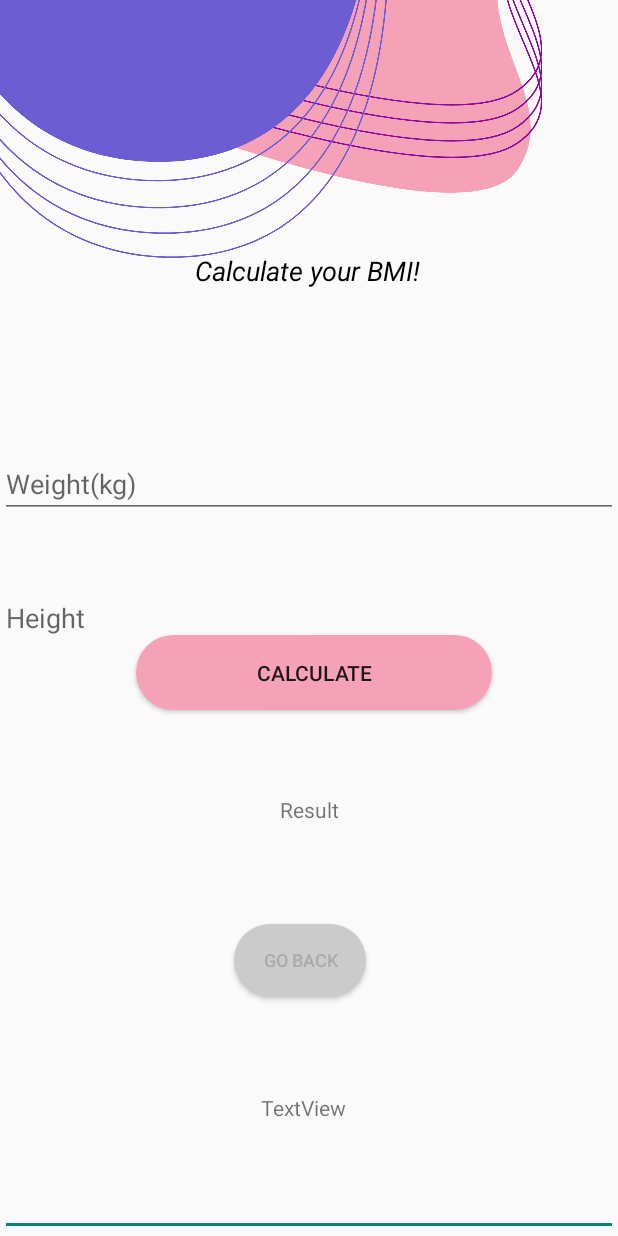
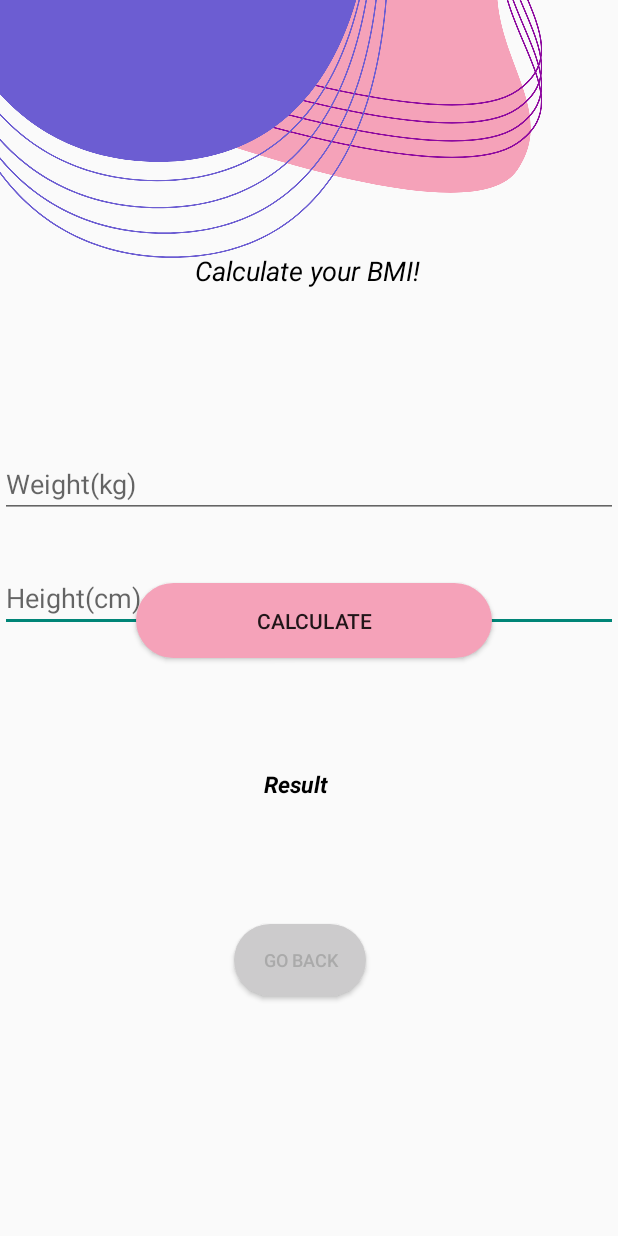
Before and after one commit to natalia0sperczynska/CareMate, an Android app: the BMIActivity screen opened directly, with no data from a screen before it, on a phone screen of 412 x 824 dp. Run offline under Robolectric (Android 15) with nearby library versions, the phone set to English and light mode, and no system bars; our stand-ins replace Firebase (no records; nobody signed in at launch, a user with empty details on screens opened directly).

Commit message:
packages cleanup

```diff
--- a/app/src/main/java/com/example/myfirstapp/BMIActivity.kt
+++ b/app/src/main/java/com/example/myfirstapp/bmi/BMIActivity.kt
@@ -1,4 +1,4 @@
-package com.example.myfirstapp
+package com.example.myfirstapp.bmi
 
 import android.content.Intent
 import android.os.Bundle
@@ -9,7 +9,9 @@ import androidx.activity.enableEdgeToEdge
 import androidx.appcompat.app.AppCompatActivity
 import androidx.core.view.ViewCompat
 import androidx.core.view.WindowInsetsCompat
+import com.example.myfirstapp.R
 import com.example.myfirstapp.firebase.FireStore
+import com.example.myfirstapp.mainViews.MainUser
 import com.google.firebase.auth.FirebaseAuth
 
 class BMIActivity : AppCompatActivity() {
@@ -20,7 +22,6 @@ class BMIActivity : AppCompatActivity() {
     private lateinit var goBack: Button
 
     private val auth = FirebaseAuth.getInstance()
-    private val firestoreClass = FireStore()
     val email = FirebaseAuth.getInstance().currentUser?.email.orEmpty()
 
     override fun onCreate(savedInstanceState: Bundle?) {
@@ -33,7 +34,6 @@ class BMIActivity : AppCompatActivity() {
             insets
         }
         val userId=auth.currentUser?.uid
-        val text: TextView = findViewById(R.id.currentUser)
         inputHeight = findViewById(R.id.height)
         inputWeight = findViewById(R.id.weight)
         result = findViewById(R.id.result)
@@ -61,7 +61,7 @@ class BMIActivity : AppCompatActivity() {
             result.text= "Height and weight must be positive numbers"
             return
         }
-        val bmi = weight/(height * height)
+        val bmi = weight/(height/100 * height/100)
         val message = displayMessage(bmi)
         result.text = String.format("Your BMI: %.2f $message", bmi)
     }
--- a/app/src/main/java/com/example/myfirstapp/DoctorAdapter.kt
+++ b/app/src/main/java/com/example/myfirstapp/doctorsView/DoctorAdapter.kt
@@ -1,4 +1,4 @@
-package com.example.myfirstapp
+package com.example.myfirstapp.doctorsView
 
 import android.view.LayoutInflater
 import android.view.View
@@ -7,6 +7,8 @@ import android.widget.ImageView
 import android.widget.TextView
 import androidx.recyclerview.widget.RecyclerView
 import com.bumptech.glide.Glide
+import com.example.myfirstapp.R
+import com.example.myfirstapp.firebase.Doctor
 
 class DoctorAdapter(private val doctors: List<Doctor>) :
     RecyclerView.Adapter<DoctorAdapter.DoctorViewHolder>() {
--- a/app/src/main/java/com/example/myfirstapp/DoctorsRecyclerView.kt
+++ b/app/src/main/java/com/example/myfirstapp/doctorsView/DoctorsRecyclerView.kt
@@ -1,4 +1,4 @@
-package com.example.myfirstapp
+package com.example.myfirstapp.doctorsView
 
 import android.content.Intent
 import android.os.Bundle
@@ -7,6 +7,9 @@ import android.widget.Button
 import androidx.appcompat.app.AppCompatActivity
 import androidx.recyclerview.widget.LinearLayoutManager
 import androidx.recyclerview.widget.RecyclerView
+import com.example.myfirstapp.mainViews.MainUser
+import com.example.myfirstapp.R
+import com.example.myfirstapp.firebase.Doctor
 import com.google.firebase.firestore.ktx.firestore
 import com.google.firebase.ktx.Firebase
 
--- a/app/src/main/java/com/example/myfirstapp/Doctor.kt
+++ b/app/src/main/java/com/example/myfirstapp/firebase/Doctor.kt
@@ -1,4 +1,4 @@
-package com.example.myfirstapp
+package com.example.myfirstapp.firebase
 data class Doctor(
     val id: String = "",
     val name: String = "",
--- a/app/src/main/java/com/example/myfirstapp/BaseActivity.kt
+++ b/app/src/main/java/com/example/myfirstapp/mainViews/BaseActivity.kt
@@ -1,7 +1,8 @@
-package com.example.myfirstapp
+package com.example.myfirstapp.mainViews
 
 import androidx.appcompat.app.AppCompatActivity
 import androidx.core.content.ContextCompat
+import com.example.myfirstapp.R
 import com.google.android.material.snackbar.Snackbar
 
 open class BaseActivity : AppCompatActivity() {
--- a/app/src/main/java/com/example/myfirstapp/MainActivity.kt
+++ b/app/src/main/java/com/example/myfirstapp/mainViews/MainActivity.kt
@@ -1,4 +1,4 @@
-package com.example.myfirstapp
+package com.example.myfirstapp.mainViews
 
 import android.content.Intent
 import android.os.Bundle
@@ -7,6 +7,9 @@ import androidx.activity.enableEdgeToEdge
 import androidx.appcompat.app.AppCompatActivity
 import androidx.core.view.ViewCompat
 import androidx.core.view.WindowInsetsCompat
+import com.example.myfirstapp.register.DataEntryActivity
+import com.example.myfirstapp.login.LoginActivity
+import com.example.myfirstapp.R
 
 class MainActivity : AppCompatActivity() {
     override fun onCreate(savedInstanceState: Bundle?) {
--- a/app/src/main/java/com/example/myfirstapp/DataEntryActivity.kt
+++ b/app/src/main/java/com/example/myfirstapp/register/DataEntryActivity.kt
@@ -1,4 +1,4 @@
-package com.example.myfirstapp
+package com.example.myfirstapp.register
 
 import android.app.DatePickerDialog
 import android.content.Intent
@@ -9,8 +9,11 @@ import android.widget.EditText
 import android.widget.TextView
 import android.widget.Toast
 import androidx.lifecycle.lifecycleScope
+import com.example.myfirstapp.login.LoginActivity
+import com.example.myfirstapp.R
 import com.example.myfirstapp.firebase.FireStore
 import com.example.myfirstapp.firebase.User
+import com.example.myfirstapp.mainViews.BaseActivity
 import com.google.firebase.auth.FirebaseAuth
 import com.google.firebase.auth.FirebaseUser
 import kotlinx.coroutines.launch
--- a/app/src/main/java/com/example/myfirstapp/UpdateDataActivity.kt
+++ b/app/src/main/java/com/example/myfirstapp/updateData/UpdateDataActivity.kt
@@ -1,10 +1,11 @@
-package com.example.myfirstapp
+package com.example.myfirstapp.updateData
 import android.net.Uri
 import android.os.Bundle
 import android.widget.*
 import androidx.appcompat.app.AppCompatActivity
 import androidx.lifecycle.lifecycleScope
 import com.bumptech.glide.Glide
+import com.example.myfirstapp.R
 import com.example.myfirstapp.firebase.FireStore
 import com.example.myfirstapp.firebase.User
 import com.google.firebase.auth.FirebaseAuth
--- a/app/src/main/res/layout/activity_bmiactivity.xml
+++ b/app/src/main/res/layout/activity_bmiactivity.xml
@@ -5,7 +5,7 @@
     android:id="@+id/main"
     android:layout_width="match_parent"
     android:layout_height="match_parent"
-    tools:context=".BMIActivity">
+    tools:context=".bmi.BMIActivity">
 
     <ImageView
         android:id="@+id/imageView14"
@@ -42,12 +42,15 @@
 
     <TextView
         android:id="@+id/result"
-        android:layout_width="103dp"
-        android:layout_height="45dp"
+        android:layout_width="121dp"
+        android:layout_height="80dp"
         android:layout_marginEnd="154dp"
         android:layout_marginBottom="53dp"
         android:gravity="center"
         android:text="Result"
+        android:textColor="@color/black"
+        android:textSize="15sp"
+        android:textStyle="bold|italic"
         app:layout_constraintBottom_toTopOf="@+id/goBack"
         app:layout_constraintEnd_toEndOf="parent" />
 
@@ -66,26 +69,17 @@
         app:layout_constraintStart_toStartOf="parent"
         app:layout_constraintTop_toTopOf="parent" />
 
-    <TextView
-        android:id="@+id/currentUser"
-        android:layout_width="wrap_content"
-        android:layout_height="wrap_content"
-        android:layout_marginEnd="181dp"
-        android:layout_marginBottom="76dp"
-        android:text="TextView"
-        app:layout_constraintBottom_toBottomOf="parent"
-        app:layout_constraintEnd_toEndOf="parent" />
-
     <com.google.android.material.textfield.TextInputEditText
         android:id="@+id/height"
         android:layout_width="match_parent"
-        android:layout_height="match_parent"
-        android:hint="@string/height"
+        android:layout_height="wrap_content"
+        android:layout_marginTop="164dp"
+        android:hint="@string/height_cm"
         android:inputType="number"
         app:layout_constraintEnd_toEndOf="parent"
         app:layout_constraintHorizontal_bias="0.0"
         app:layout_constraintStart_toStartOf="parent"
-        app:layout_constraintTop_toTopOf="parent" />
+        app:layout_constraintTop_toBottomOf="@+id/imageView14" />
 
     <com.google.android.material.textfield.TextInputEditText
         android:id="@+id/weight"
--- a/app/src/main/res/layout/activity_doctors.xml
+++ b/app/src/main/res/layout/activity_doctors.xml
@@ -5,7 +5,7 @@
     android:id="@+id/main"
     android:layout_width="match_parent"
     android:layout_height="match_parent"
-    tools:context=".DoctorsRecyclerView">
+    tools:context=".doctorsView.DoctorsRecyclerView">
 
     <TextView
         android:id="@+id/textView"
--- a/app/src/main/res/layout/activity_login.xml
+++ b/app/src/main/res/layout/activity_login.xml
@@ -6,7 +6,7 @@
     android:id="@+id/main"
     android:layout_width="match_parent"
     android:layout_height="match_parent"
-    tools:context=".LoginActivity">
+    tools:context=".login.LoginActivity">
 
     <!-- Logo Image -->
 
--- a/app/src/main/res/layout/activity_main.xml
+++ b/app/src/main/res/layout/activity_main.xml
@@ -5,7 +5,7 @@
     android:layout_width="match_parent"
     android:layout_height="match_parent"
     android:background="#F0EAF2"
-    tools:context=".MainActivity">
+    tools:context=".mainViews.MainActivity">
 
     <!-- Logo Image -->
 
--- a/app/src/main/res/layout/activity_main_user.xml
+++ b/app/src/main/res/layout/activity_main_user.xml
@@ -5,7 +5,7 @@
     android:layout_width="match_parent"
     android:layout_height="match_parent"
     android:background="#F0EAF2"
-    tools:context=".MainUser">
+    tools:context=".mainViews.MainUser">
 
     <!-- ScrollView to handle the vertical scrolling of the content -->
 
--- a/app/src/main/res/layout/activity_update_data.xml
+++ b/app/src/main/res/layout/activity_update_data.xml
@@ -5,7 +5,7 @@
     android:id="@+id/main"
     android:layout_width="match_parent"
     android:layout_height="match_parent"
-    tools:context=".UpdateDataActivity">
+    tools:context=".updateData.UpdateDataActivity">
     <!-- Title -->
 
     <!-- Profile Picture -->
--- a/app/src/main/res/values/strings.xml
+++ b/app/src/main/res/values/strings.xml
@@ -9,4 +9,5 @@
     <string name="height">Height</string>
     <string name="surname">Surname</string>
     <string name="name">Name</string>
+    <string name="height_cm">Height(cm)</string>
 </resources>
```
Also changed, not shown: app/src/main/AndroidManifest.xml (+8 -8 lines), app/src/main/java/com/example/myfirstapp/login/LoginActivity.kt (renamed from app/src/main/java/com/example/myfirstapp/LoginActivity.kt, +5 -2 lines), app/src/main/java/com/example/myfirstapp/mainViews/MainUser.kt (renamed from app/src/main/java/com/example/myfirstapp/MainUser.kt, +6 -6 lines).
